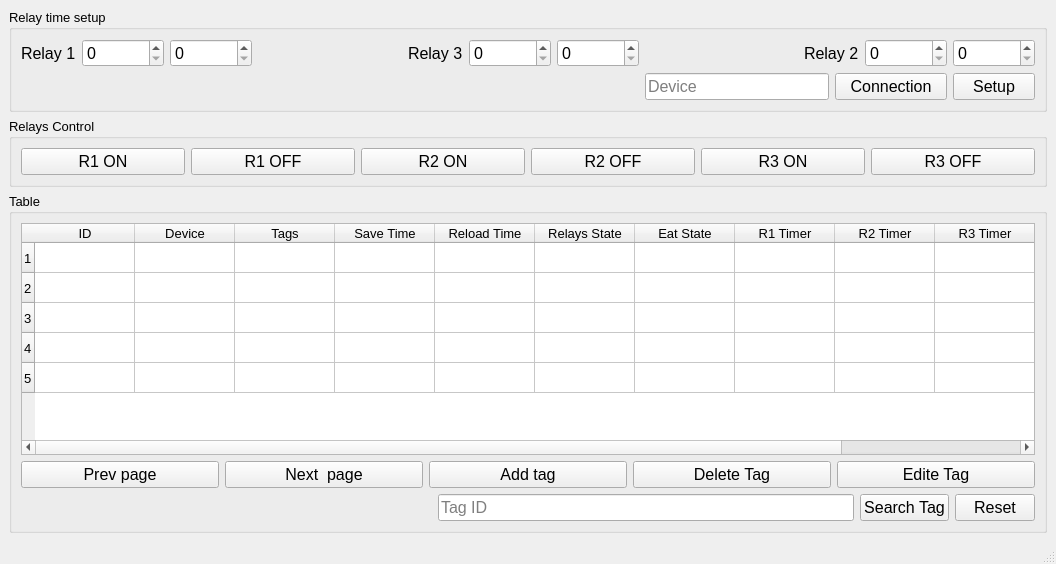
mesaudaahmed/yahyaRaspberry, file UI/ui_app.ui: the form before one commit.
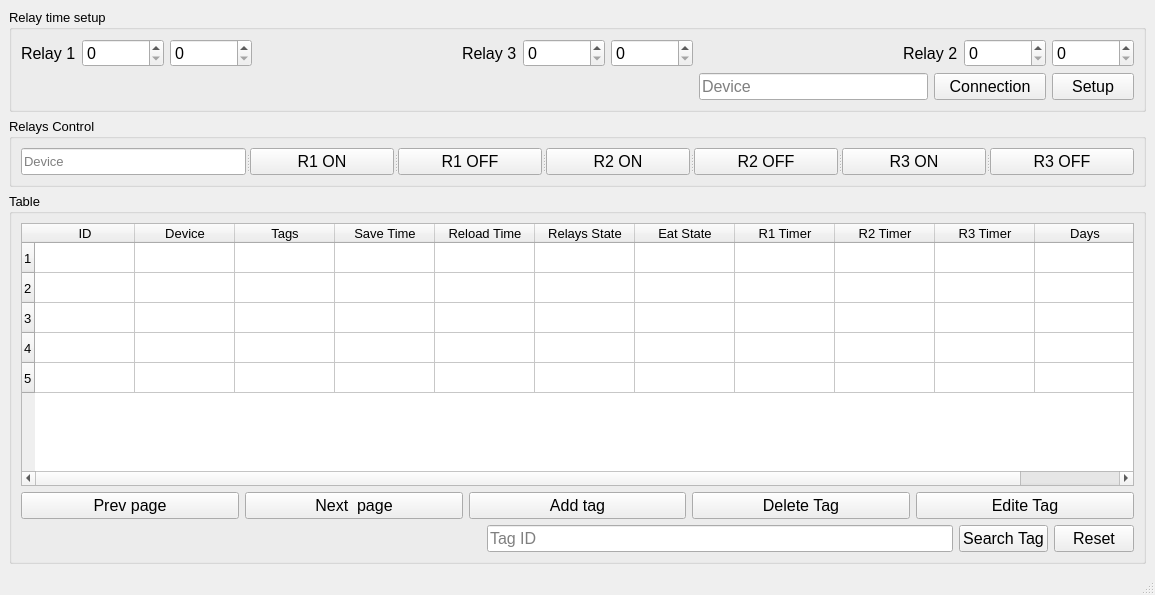
The form after the commit.

Commit message: fix search tag edit tag delete tag buttons and somme other internal functions

```diff
--- a/UI/ui_app.ui
+++ b/UI/ui_app.ui
@@ -6,8 +6,8 @@
    <rect>
     <x>0</x>
     <y>0</y>
-    <width>1056</width>
-    <height>564</height>
+    <width>1155</width>
+    <height>595</height>
    </rect>
   </property>
   <property name="windowTitle">
@@ -449,6 +449,15 @@
       </property>
       <layout class="QGridLayout" name="gridLayout_3">
        <item row="0" column="0">
+        <widget class="QSplitter" name="splitter">
+         <property name="orientation">
+          <enum>Qt::Horizontal</enum>
+         </property>
+         <widget class="QLineEdit" name="lineEdit_3">
+          <property name="placeholderText">
+           <string>Device</string>
+          </property>
+         </widget>
         <widget class="QPushButton" name="pushButton_2">
          <property name="font">
           <font>
@@ -459,8 +468,6 @@
           <string>R1 ON</string>
          </property>
         </widget>
-       </item>
-       <item row="0" column="1">
         <widget class="QPushButton" name="pushButton_11">
          <property name="font">
           <font>
@@ -471,8 +478,6 @@
           <string>R1 OFF</string>
          </property>
         </widget>
-       </item>
-       <item row="0" column="2">
         <widget class="QPushButton" name="pushButton_12">
          <property name="font">
           <font>
@@ -483,8 +488,6 @@
           <string>R2 ON</string>
          </property>
         </widget>
-       </item>
-       <item row="0" column="3">
         <widget class="QPushButton" name="pushButton_13">
          <property name="font">
           <font>
@@ -495,8 +498,6 @@
           <string>R2 OFF</string>
          </property>
         </widget>
-       </item>
-       <item row="0" column="4">
         <widget class="QPushButton" name="pushButton_14">
          <property name="font">
           <font>
@@ -507,8 +508,6 @@
           <string>R3 ON</string>
          </property>
         </widget>
-       </item>
-       <item row="0" column="5">
         <widget class="QPushButton" name="pushButton_15">
          <property name="font">
           <font>
@@ -519,6 +518,7 @@
           <string>R3 OFF</string>
          </property>
         </widget>
+        </widget>
        </item>
       </layout>
      </widget>
```
Left out of the diff: 140 changed lines with no effect on the pictures. Lines whose indentation alone changed are shown as unchanged. The commit also changes 13 other files.
